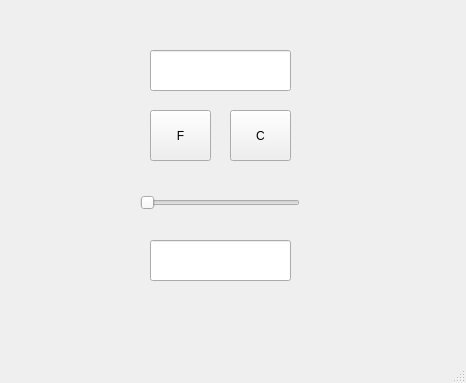
Qt form LAB18/mainwindow.ui (hybin21/Projects) before a commit.
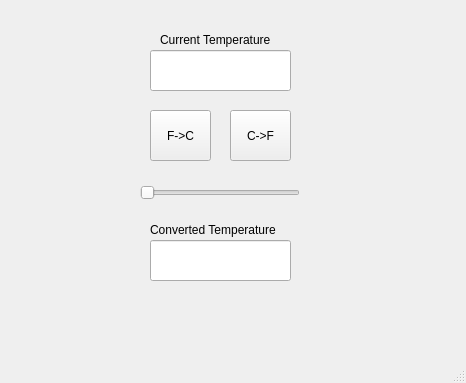
The same form after that commit.

The edit to the form file:
```diff
--- a/LAB18/mainwindow.ui
+++ b/LAB18/mainwindow.ui
@@ -38,7 +38,7 @@
     <property name="geometry">
      <rect>
       <x>140</x>
-      <y>190</y>
+      <y>180</y>
       <width>160</width>
       <height>25</height>
      </rect>
@@ -57,7 +57,7 @@
      </rect>
     </property>
     <property name="text">
-     <string>F</string>
+     <string>F-&gt;C</string>
     </property>
    </widget>
    <widget class="QPushButton" name="C_BUTTON">
@@ -70,7 +70,33 @@
      </rect>
     </property>
     <property name="text">
-     <string>C</string>
+     <string>C-&gt;F</string>
+    </property>
+   </widget>
+   <widget class="QLabel" name="current">
+    <property name="geometry">
+     <rect>
+      <x>160</x>
+      <y>30</y>
+      <width>131</width>
+      <height>20</height>
+     </rect>
+    </property>
+    <property name="text">
+     <string>Current Temperature</string>
+    </property>
+   </widget>
+   <widget class="QLabel" name="converted">
+    <property name="geometry">
+     <rect>
+      <x>150</x>
+      <y>220</y>
+      <width>141</width>
+      <height>20</height>
+     </rect>
+    </property>
+    <property name="text">
+     <string>Converted Temperature</string>
     </property>
    </widget>
   </widget>
```
